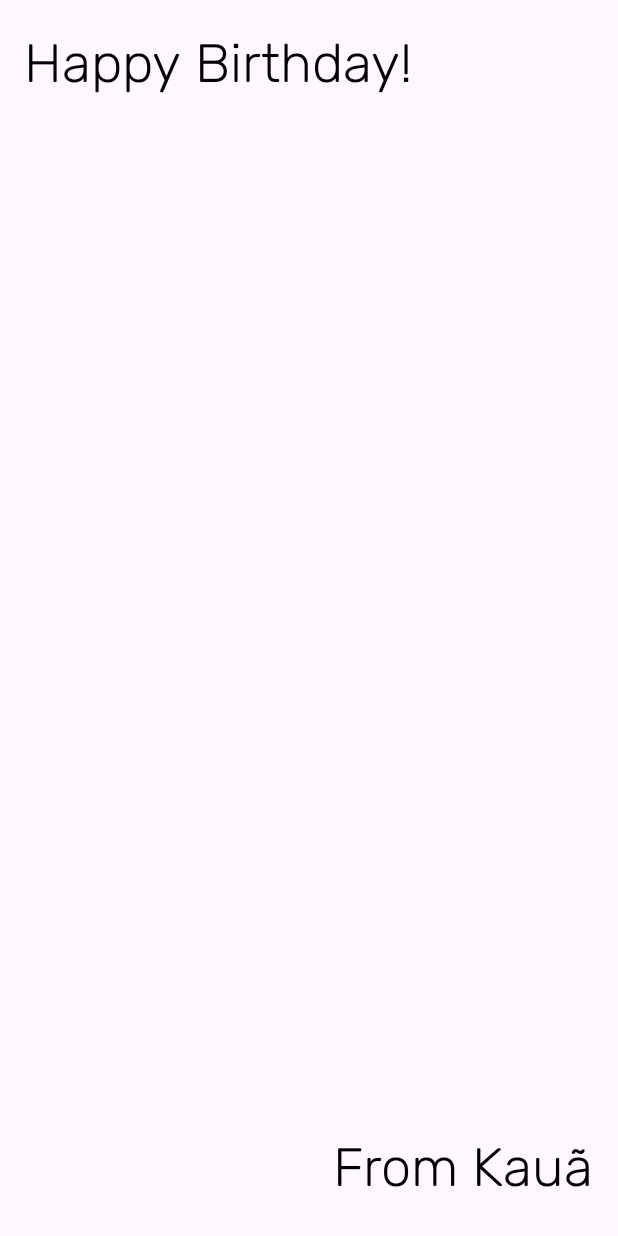
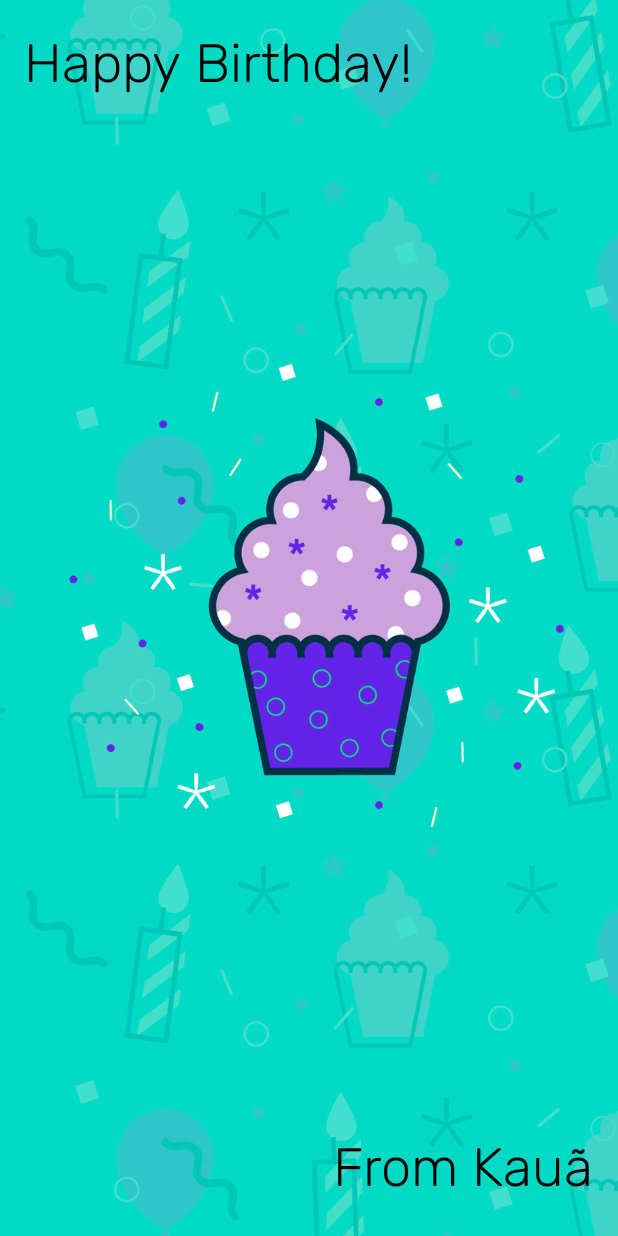
Before and after one commit to K1Melo/first-kotlin-apk, an Android app: the screen it shows after launch (MainActivity), on a phone screen of 412 x 824 dp. Run offline under Robolectric (Android 15) with nearby library versions, the phone set to English and light mode, and no system bars.

Commit message:
Add a backgroung image

```diff
--- a/app/src/main/res/layout/activity_main.xml
+++ b/app/src/main/res/layout/activity_main.xml
@@ -6,6 +6,13 @@
         android:layout_width="match_parent"
         android:layout_height="match_parent"
         tools:context=".MainActivity">
+    <ImageView
+            android:layout_width="0dp"
+            android:layout_height="0dp" app:srcCompat="@drawable/androidparty" android:id="@+id/imageView"
+            app:layout_constraintTop_toTopOf="parent"
+            app:layout_constraintBottom_toBottomOf="parent" app:layout_constraintVertical_bias="1.0"
+            app:layout_constraintStart_toStartOf="parent" app:layout_constraintEnd_toEndOf="parent"
+            android:scaleType="centerCrop" android:importantForAccessibility="no"/>
     <TextView
             android:text="@string/happy_birthday"
             android:layout_width="wrap_content"
@@ -15,7 +22,7 @@
             android:layout_marginStart="16dp" android:textSize="36sp" android:textColor="@color/black"
             android:fontFamily="@font/rubik_light"/>
     <TextView
-            android:text="From Kauã"
+            android:text="@string/from_kaua"
             android:layout_width="wrap_content"
             android:layout_height="wrap_content" android:id="@+id/textView2"
             android:layout_marginEnd="16dp" app:layout_constraintEnd_toEndOf="parent"
--- a/app/src/main/res/values/strings.xml
+++ b/app/src/main/res/values/strings.xml
@@ -1,5 +1,5 @@
 <resources>
     <string name="app_name">Happy Birthday</string>
     <string name="happy_birthday">Happy Birthday!</string>
-    <string name="happy_birthday_sam">Happy Birthday, Sam</string>
+    <string name="from_kaua">From Kauã</string>
 </resources>
```
Also changed, not shown: app/src/main/res/drawable/androidparty.png (added).
